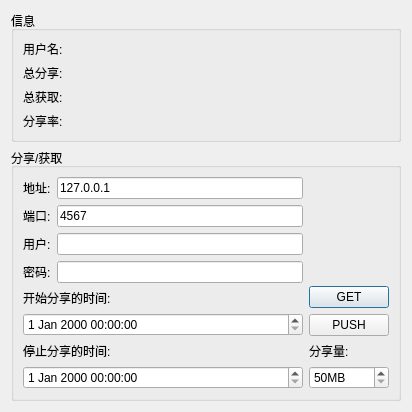
Old version of the form clientdialog.ui in the repository xiaofud/stulogin.
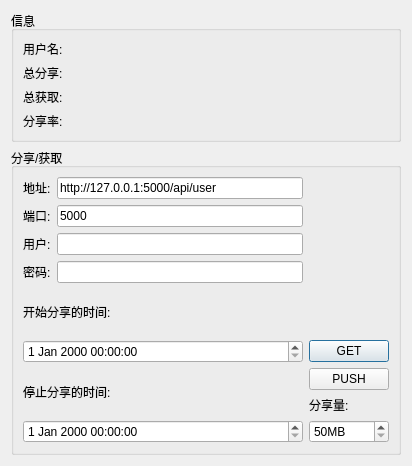
New version of the form.

```diff
--- a/clientdialog.ui
+++ b/clientdialog.ui
@@ -7,7 +7,7 @@
     <x>0</x>
     <y>0</y>
     <width>412</width>
-    <height>354</height>
+    <height>466</height>
    </rect>
   </property>
   <property name="windowTitle">
@@ -75,7 +75,7 @@
           <item>
            <widget class="QLineEdit" name="addressLineEdit">
             <property name="text">
-             <string>127.0.0.1</string>
+             <string>http://127.0.0.1:5000/api/user</string>
             </property>
            </widget>
           </item>
@@ -93,7 +93,7 @@
           <item>
            <widget class="QLineEdit" name="portLineEdit">
             <property name="text">
-             <string>4567</string>
+             <string>5000</string>
             </property>
            </widget>
           </item>
```
